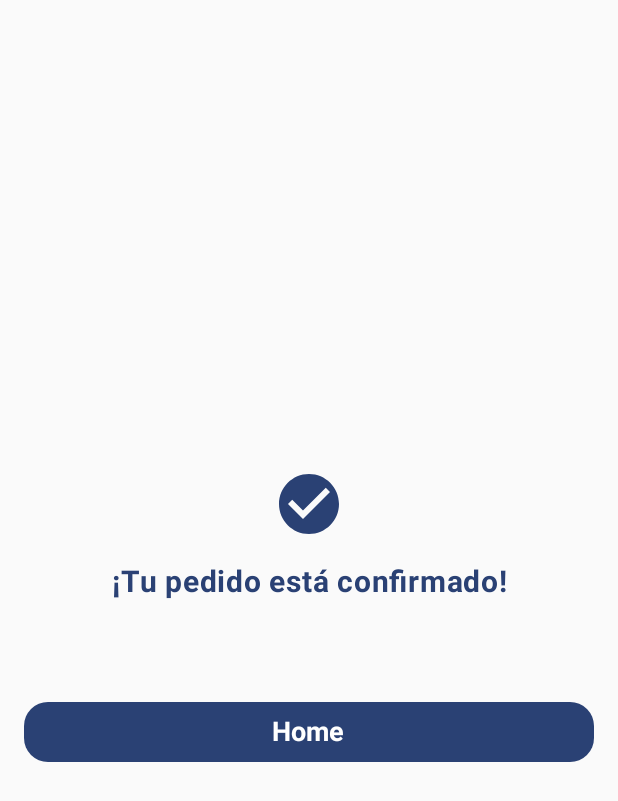
After one commit to RenaudBronchart/TFG, an Android app built with Jetpack Compose: the OrderDoneScreen screen opened through its navigation route, on a phone screen of 412 x 824 dp. The commit adds this screen. Shown: the top 801 px of the screen. Run offline under Robolectric (Android 15) with nearby library versions, the phone set to English and light mode, and no system bars; our stand-ins replace Firebase (no records; nobody signed in at launch, a user with empty details on screens opened directly).

Commit message:
V1 confirmationOrder message page done

```diff
--- a/app/src/main/java/com/example/tfg/components/CardOrder.kt
+++ b/app/src/main/java/com/example/tfg/components/CardOrder.kt
@@ -3,9 +3,7 @@ package com.example.tfg.components
 import androidx.compose.foundation.layout.Arrangement
 import androidx.compose.foundation.layout.Column
 import androidx.compose.foundation.layout.Row
-import androidx.compose.foundation.layout.Spacer
 import androidx.compose.foundation.layout.fillMaxWidth
-import androidx.compose.foundation.layout.height
 import androidx.compose.foundation.layout.padding
 import androidx.compose.foundation.layout.size
 import androidx.compose.material.icons.Icons
--- a/app/src/main/java/com/example/tfg/navigation/AppNavigation.kt
+++ b/app/src/main/java/com/example/tfg/navigation/AppNavigation.kt
@@ -22,6 +22,7 @@ import com.example.tfg.screens.Profile
 import com.example.tfg.screens.ListUsers
 import com.example.tfg.screens.EditUser
 import com.example.tfg.screens.MyBookings
+import com.example.tfg.screens.OrderDoneScreen
 import com.example.tfg.viewmodel.AuthViewModel
 import com.example.tfg.viewmodel.EditProductViewModel
 import com.example.tfg.viewmodel.EditUserViewModel
@@ -64,6 +65,7 @@ fun AppNavigation(authViewModel: AuthViewModel) {
         composable(AppScreens.CheckoutShopping.ruta) { CheckoutShopping(navigationController,authViewModel,cartShoppingViewModel) }
         composable(AppScreens.MyBookings.ruta) { MyBookings(navigationController, authViewModel, bookingPadelViewModel,courtPadelViewModel) }
         composable(AppScreens.MyOrders.ruta) { MyOrders (navigationController,authViewModel, orderViewModel )}
+        composable(AppScreens.OrderDoneScreen.ruta) { OrderDoneScreen (navigationController,authViewModel, orderViewModel,cartShoppingViewModel )}
 
         composable(AppScreens.EditUser.ruta) { backStackEntry ->
             val userId = backStackEntry.arguments?.getString("userId") ?: ""
--- a/app/src/main/java/com/example/tfg/navigation/AppScreens.kt
+++ b/app/src/main/java/com/example/tfg/navigation/AppScreens.kt
@@ -17,4 +17,5 @@ sealed class AppScreens(val ruta: String) {
     object CheckoutBooking: AppScreens("checkoutScreen/{courtId}/{courtName}/{date}/{timeSlot}")
     object CheckoutShopping: AppScreens("checkoutShopping")
     object MyOrders : AppScreens("myOrders")
+    object OrderDoneScreen : AppScreens("orderDoneScreen")
 }
--- a/app/src/main/java/com/example/tfg/screens/MyOrders.kt
+++ b/app/src/main/java/com/example/tfg/screens/MyOrders.kt
@@ -23,7 +23,7 @@ import com.example.tfg.viewmodel.OrderViewModel
 fun MyOrders(navHostController: NavHostController, authViewModel: AuthViewModel, orderViewModel: OrderViewModel) {
     val userId = authViewModel.currentUserId.value ?: ""
 
-    // Charger les commandes quand la composante est affichée
+    // Cargar
     LaunchedEffect(userId) {
         if (userId.isNotEmpty()) {
             orderViewModel.loadOrders(userId)
--- /dev/null
+++ b/app/src/main/java/com/example/tfg/screens/OrderDoneScreen.kt
@@ -0,0 +1,116 @@
+package com.example.tfg.screens
+
+
+import android.annotation.SuppressLint
+import androidx.compose.foundation.layout.Arrangement
+import androidx.compose.foundation.layout.Box
+import androidx.compose.foundation.layout.Column
+import androidx.compose.foundation.layout.Spacer
+import androidx.compose.foundation.layout.fillMaxSize
+import androidx.compose.foundation.layout.fillMaxWidth
+import androidx.compose.foundation.layout.height
+import androidx.compose.foundation.layout.padding
+import androidx.compose.foundation.layout.size
+import androidx.compose.foundation.shape.RoundedCornerShape
+import androidx.compose.material.icons.Icons
+import androidx.compose.material.icons.filled.CheckCircle
+import androidx.compose.material3.Button
+import androidx.compose.material3.Icon
+import androidx.compose.material3.MaterialTheme
+import androidx.compose.material3.Text
+import androidx.compose.runtime.Composable
+import androidx.compose.runtime.LaunchedEffect
+import androidx.compose.runtime.collectAsState
+import androidx.compose.runtime.getValue
+import androidx.compose.ui.Alignment
+import androidx.navigation.NavHostController
+import com.example.tfg.viewmodel.AuthViewModel
+import com.example.tfg.viewmodel.OrderViewModel
+import androidx.compose.ui.Modifier
+import androidx.compose.ui.text.font.FontWeight
+import androidx.compose.ui.text.style.TextAlign
+import androidx.compose.ui.unit.dp
+import androidx.compose.ui.unit.sp
+import com.example.tfg.components.CardOrderDone
+import com.example.tfg.viewmodel.CartShoppingViewModel
+
+@SuppressLint("StateFlowValueCalledInComposition")
+@Composable
+fun OrderDoneScreen( navHostController: NavHostController,authViewModel: AuthViewModel,orderViewModel: OrderViewModel, cartShoppingViewModel: CartShoppingViewModel) {
+
+    val userId = authViewModel.currentUserId.value ?: ""
+    val orders by orderViewModel.orders.collectAsState()
+    val lastOrderId by cartShoppingViewModel.lastOrderId.collectAsState()
+
+    LaunchedEffect(lastOrderId) {
+        if (!lastOrderId.isNullOrEmpty()) {
+            orderViewModel.loadLastOrder(lastOrderId!!) // !! --> porque asi no puede ser nulo
+        }
+    }
+
+    Box(
+        modifier = Modifier
+            .fillMaxSize()
+            .padding(16.dp)
+    ) {
+        // Contenido centrado verticalmente
+        Column(
+            modifier = Modifier
+                .align(Alignment.Center)
+                .fillMaxWidth(),
+            horizontalAlignment = Alignment.CenterHorizontally,
+            verticalArrangement = Arrangement.Center
+        ) {
+            // Icono
+            Icon(
+                imageVector = Icons.Default.CheckCircle,
+                contentDescription = "Confirmado",
+                tint = MaterialTheme.colorScheme.primary,
+                modifier = Modifier
+                    .size(64.dp)
+                    .padding(bottom = 16.dp)
+            )
+            // Texto
+            Text(
+                text = "¡Tu pedido está confirmado!",
+                fontSize = 20.sp,
+                fontWeight = FontWeight.Bold,
+                color = MaterialTheme.colorScheme.primary,
+                textAlign = TextAlign.Center,
+                modifier = Modifier.fillMaxWidth()
+            )
+
+            Spacer(modifier = Modifier.height(32.dp))
+
+            // Card con detalles de la orden
+            orders.forEach { order ->
+                order.products.firstOrNull()?.let { producto ->
+                    CardOrderDone(
+                        navHostController = navHostController,
+                        producto = producto,
+                        order = order
+                    )
+                }
+            }
+
+            Spacer(modifier = Modifier.height(32.dp)) // Espacio para la tarjeta y el buton
+
+            // Botón para volver a la página principal
+            Button(
+                onClick = {
+                    navHostController.navigate("Home") {
+                        popUpTo("Home") { inclusive = true }
+                    }
+                },
+                modifier = Modifier.fillMaxWidth(),
+                shape = RoundedCornerShape(16.dp)
+            ) {
+                Text(
+                    text = "Home",
+                    fontSize = 18.sp,
+                    fontWeight = FontWeight.Bold
+                )
+            }
+        }
+    }
+}
--- a/app/src/main/java/com/example/tfg/viewmodel/CartShoppingViewModel.kt
+++ b/app/src/main/java/com/example/tfg/viewmodel/CartShoppingViewModel.kt
@@ -26,6 +26,9 @@ class CartShoppingViewModel : ViewModel() {
     // emptyList() se usa para inicializar la lista como vacía
     private val _orders = MutableStateFlow<List<Order>>(emptyList())
     val orders: StateFlow<List<Order>> = _orders
+
+    private val _lastOrderId = MutableStateFlow<String?>(null)
+    val lastOrderId: StateFlow<String?> = _lastOrderId
 
     private val _isLoading = MutableStateFlow(false)
     val isLoading: StateFlow<Boolean> = _isLoading
@@ -60,7 +63,7 @@ class CartShoppingViewModel : ViewModel() {
         Log.d("CartShopping", "Producto agregado: ${producto.nombre}")
     }
 
-    fun createOrder(authViewModel: AuthViewModel, navHostController: NavHostController) {
+    fun createOrder(authViewModel: AuthViewModel, onOrderCreated: () -> Unit) {
         val userId = authViewModel.currentUserId.value ?: ""
         val totalAmount = calcularTotal()
 
@@ -84,9 +87,9 @@ class CartShoppingViewModel : ViewModel() {
                     .document(order.id)
                     .set(order)
                     .await()
-
                 _messageConfirmation.value  = "Compra realizada con éxito!!"
-
+                _lastOrderId.value = order.id // se asigna id de order creado
+                onOrderCreated() // para ejecutar el calllbacka
             } catch (e: Exception) {
                 _messageConfirmation.value = "Error al realizar la compra: ${e.message ?: "Desconocido"}"
             } finally {
```
Also changed, not shown: app/src/main/java/com/example/tfg/components/CardCheckoutShopping.kt (+7 -2 lines), app/src/main/java/com/example/tfg/components/CardOrderDone.kt (added, +98 -0 lines), app/src/main/java/com/example/tfg/viewmodel/OrderViewModel.kt (+17 -0 lines).
